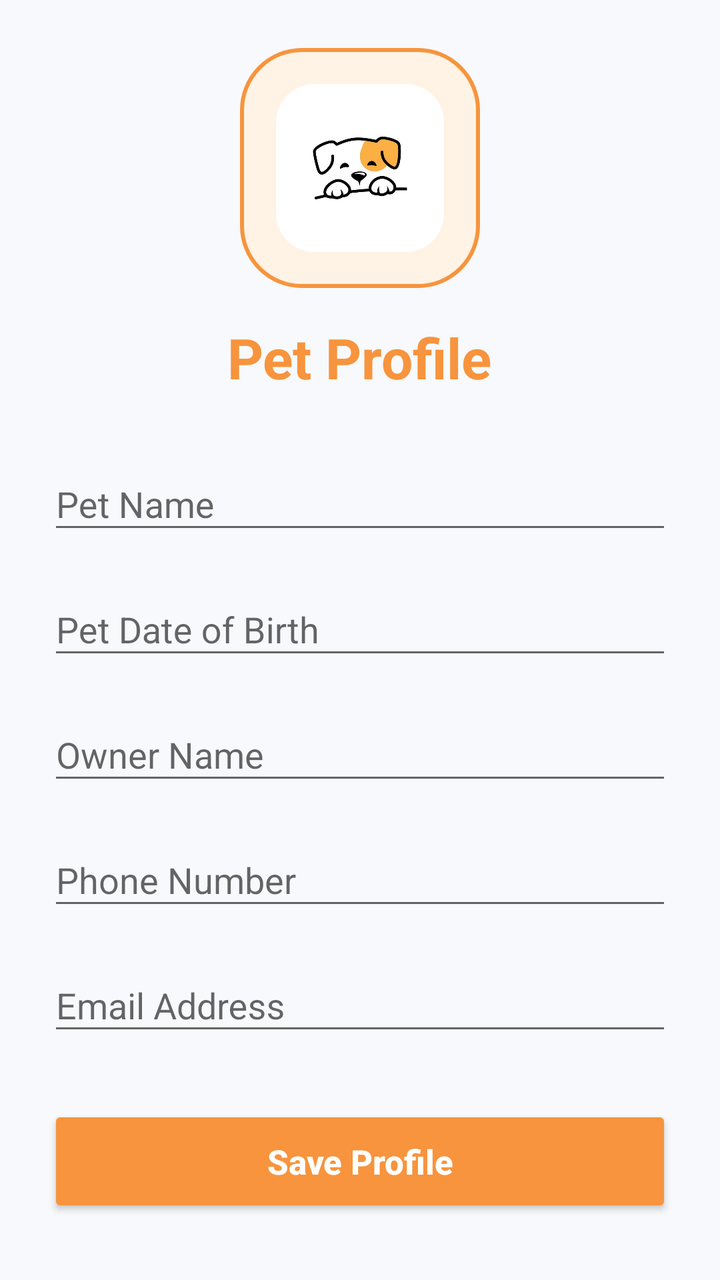
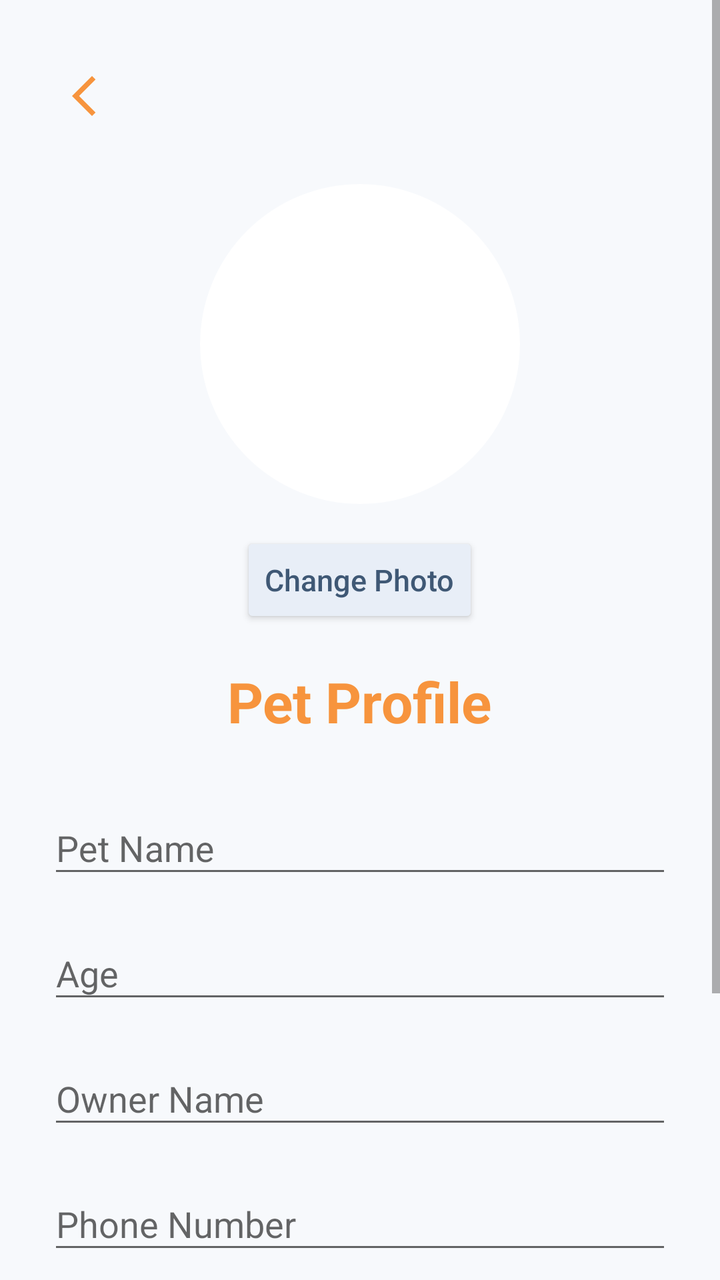

Before-and-after screenshots of an Android layout around one commit, followed by the original layout XML and the change that was made.
<!-- AndroidManifest.xml: application theme Theme.PETCARE -->
<!-- res/layout/profilepage.xml -->
<?xml version="1.0" encoding="utf-8"?>
<androidx.constraintlayout.widget.ConstraintLayout
    xmlns:android="http://schemas.android.com/apk/res/android"
    xmlns:app="http://schemas.android.com/apk/res-auto"
    android:layout_width="match_parent"
    android:layout_height="match_parent"
    android:background="#F7F9FC">

    <ScrollView
        android:layout_width="match_parent"
        android:layout_height="match_parent">

        <LinearLayout
            android:layout_width="match_parent"
            android:layout_height="wrap_content"
            android:orientation="vertical"
            android:padding="24dp">

            

            <ImageView
                android:id="@+id/imgProfile"
                android:layout_width="120dp"
                android:layout_height="120dp"
                android:layout_gravity="center"
                android:src="@drawable/pet_logo"
                android:scaleType="centerCrop"
                android:background="@drawable/button_light"
                android:padding="18dp"/>

            <TextView
                android:layout_width="wrap_content"
                android:layout_height="wrap_content"
                android:layout_gravity="center"
                android:layout_marginTop="16dp"
                android:text="Pet Profile"
                android:textColor="#F7943D"
                android:textStyle="bold"
                android:textSize="28sp"/>

            

            <com.google.android.material.textfield.TextInputLayout
                android:layout_width="match_parent"
                android:layout_height="wrap_content"
                android:layout_marginTop="28dp"
                android:hint="Pet Name"
                app:boxBackgroundMode="outline">

                <com.google.android.material.textfield.TextInputEditText
                    android:id="@+id/etPetName"
                    android:layout_width="match_parent"
                    android:layout_height="wrap_content"/>

            </com.google.android.material.textfield.TextInputLayout>

            

            <com.google.android.material.textfield.TextInputLayout
                android:layout_width="match_parent"
                android:layout_height="wrap_content"
                android:layout_marginTop="16dp"
                android:hint="Pet Date of Birth"
                app:boxBackgroundMode="outline">

                <com.google.android.material.textfield.TextInputEditText
                    android:id="@+id/etDOB"
                    android:layout_width="match_parent"
                    android:layout_height="wrap_content"
                    android:inputType="date"/>

            </com.google.android.material.textfield.TextInputLayout>

            

            <com.google.android.material.textfield.TextInputLayout
                android:layout_width="match_parent"
                android:layout_height="wrap_content"
                android:layout_marginTop="16dp"
                android:hint="Owner Name"
                app:boxBackgroundMode="outline">

                <com.google.android.material.textfield.TextInputEditText
                    android:id="@+id/etOwnerName"
                    android:layout_width="match_parent"
                    android:layout_height="wrap_content"/>

            </com.google.android.material.textfield.TextInputLayout>

            

            <com.google.android.material.textfield.TextInputLayout
                android:layout_width="match_parent"
                android:layout_height="wrap_content"
                android:layout_marginTop="16dp"
                android:hint="Phone Number"
                app:boxBackgroundMode="outline">

                <com.google.android.material.textfield.TextInputEditText
                    android:id="@+id/etPhone"
                    android:layout_width="match_parent"
                    android:layout_height="wrap_content"
                    android:inputType="phone"/>

            </com.google.android.material.textfield.TextInputLayout>

            

            <com.google.android.material.textfield.TextInputLayout
                android:layout_width="match_parent"
                android:layout_height="wrap_content"
                android:layout_marginTop="16dp"
                android:hint="Email Address"
                app:boxBackgroundMode="outline">

                <com.google.android.material.textfield.TextInputEditText
                    android:id="@+id/etEmail"
                    android:layout_width="match_parent"
                    android:layout_height="wrap_content"
                    android:inputType="textEmailAddress"/>

            </com.google.android.material.textfield.TextInputLayout>

            

            <Button
                android:id="@+id/btnSaveProfile"
                android:layout_width="match_parent"
                android:layout_height="56dp"
                android:layout_marginTop="30dp"
                android:backgroundTint="#F7943D"
                android:text="Save Profile"
                android:textAllCaps="false"
                android:textColor="#FFFFFF"
                android:textStyle="bold"
                android:textSize="17sp"/>

        </LinearLayout>

    </ScrollView>

</androidx.constraintlayout.widget.ConstraintLayout>
<!-- resources referenced by this layout -->
<resources>
  <!-- drawable button_light (drawable) -->
  <?xml version="1.0" encoding="utf-8"?>
  <selector xmlns:android="http://schemas.android.com/apk/res/android">
  
      <item android:state_pressed="true">
          <shape>
              <solid android:color="#FFE3C2"/>
              <corners android:radius="30dp"/>
          </shape>
      </item>
  
      <item>
          <shape>
              <solid android:color="#FFF3E6"/>
              <stroke
                  android:width="2dp"
                  android:color="#F7943D"/>
  
              <corners android:radius="30dp"/>
          </shape>
      </item>
  
  </selector>
  <!-- drawable pet_logo: png bitmap (drawable, 122432 bytes) -->
  <style name="Theme.PETCARE" parent="Theme.AppCompat.Light.NoActionBar">
          
      </style>
</resources>

<!-- the commit's change to res/layout/profilepage.xml (unified diff, before → after) -->
@@ -8,7 +8,8 @@
 
     <ScrollView
         android:layout_width="match_parent"
-        android:layout_height="match_parent">
+        android:layout_height="match_parent"
+        android:fillViewport="true">
 
         <LinearLayout
             android:layout_width="match_parent"
@@ -18,25 +19,60 @@
 
             
 
+            <ImageButton
+                android:id="@+id/btnBack"
+                android:layout_width="48dp"
+                android:layout_height="48dp"
+                android:layout_gravity="start"
+                android:background="@android:color/transparent"
+                android:contentDescription="Back"
+                android:src="@drawable/ic_back_button"
+                app:tint="@color/orange" />
+
+
+            
+
             <ImageView
                 android:id="@+id/imgProfile"
-                android:layout_width="120dp"
-                android:layout_height="120dp"
+                android:layout_width="160dp"
+                android:layout_height="160dp"
                 android:layout_gravity="center"
-                android:src="@drawable/pet_logo"
-                android:scaleType="centerCrop"
-                android:background="@drawable/button_light"
-                android:padding="18dp"/>
+                android:layout_marginTop="20dp"
+                android:background="@drawable/circle_photo_border"
+                android:clipToOutline="true"
+                android:contentDescription="Pet Photo"
+                android:outlineProvider="background"
+                android:padding="5dp"
+                android:scaleType="centerCrop" />
+
+
+            
+
+            <Button
+                android:id="@+id/btnChangePhoto"
+                android:layout_width="wrap_content"
+                android:layout_height="48dp"
+                android:layout_gravity="center"
+                android:layout_marginTop="14dp"
+                android:backgroundTint="#E8EEF7"
+                android:text="Change Photo"
+                android:textAllCaps="false"
+                android:textColor="#3F5875"
+                android:textSize="15sp" />
+
+
+            
 
             <TextView
                 android:layout_width="wrap_content"
                 android:layout_height="wrap_content"
                 android:layout_gravity="center"
-                android:layout_marginTop="16dp"
+                android:layout_marginTop="18dp"
                 android:text="Pet Profile"
                 android:textColor="#F7943D"
-                android:textStyle="bold"
-                android:textSize="28sp"/>
+                android:textSize="28sp"
+                android:textStyle="bold" />
+
 
             
 
@@ -45,14 +81,17 @@
                 android:layout_height="wrap_content"
                 android:layout_marginTop="28dp"
                 android:hint="Pet Name"
-                app:boxBackgroundMode="outline">
+                app:boxBackgroundMode="outline"
+                app:boxStrokeColor="#F7943D">
 
                 <com.google.android.material.textfield.TextInputEditText
                     android:id="@+id/etPetName"
                     android:layout_width="match_parent"
-                    android:layout_height="wrap_content"/>
+                    android:layout_height="wrap_content"
+                    android:inputType="textCapWords" />
 
             </com.google.android.material.textfield.TextInputLayout>
+
 
             
 
@@ -60,16 +99,18 @@
                 android:layout_width="match_parent"
                 android:layout_height="wrap_content"
                 android:layout_marginTop="16dp"
-                android:hint="Pet Date of Birth"
-                app:boxBackgroundMode="outline">
+                android:hint="Age"
+                app:boxBackgroundMode="outline"
+                app:boxStrokeColor="#F7943D">
 
                 <com.google.android.material.textfield.TextInputEditText
                     android:id="@+id/etDOB"
                     android:layout_width="match_parent"
                     android:layout_height="wrap_content"
-                    android:inputType="date"/>
+                    android:inputType="number" />
 
             </com.google.android.material.textfield.TextInputLayout>
+
 
             
 
@@ -78,14 +119,17 @@
                 android:layout_height="wrap_content"
                 android:layout_marginTop="16dp"
                 android:hint="Owner Name"
-                app:boxBackgroundMode="outline">
+                app:boxBackgroundMode="outline"
+                app:boxStrokeColor="#F7943D">
 
                 <com.google.android.material.textfield.TextInputEditText
                     android:id="@+id/etOwnerName"
                     android:layout_width="match_parent"
-                    android:layout_height="wrap_content"/>
+                    android:layout_height="wrap_content"
+                    android:inputType="textCapWords" />
 
             </com.google.android.material.textfield.TextInputLayout>
+
 
             
 
@@ -94,15 +138,17 @@
                 android:layout_height="wrap_content"
                 android:layout_marginTop="16dp"
                 android:hint="Phone Number"
-                app:boxBackgroundMode="outline">
+                app:boxBackgroundMode="outline"
+                app:boxStrokeColor="#F7943D">
 
                 <com.google.android.material.textfield.TextInputEditText
                     android:id="@+id/etPhone"
                     android:layout_width="match_parent"
                     android:layout_height="wrap_content"
-                    android:inputType="phone"/>
+                    android:inputType="phone" />
 
             </com.google.android.material.textfield.TextInputLayout>
+
 
             
 
@@ -111,15 +157,17 @@
                 android:layout_height="wrap_content"
                 android:layout_marginTop="16dp"
                 android:hint="Email Address"
-                app:boxBackgroundMode="outline">
+                app:boxBackgroundMode="outline"
+                app:boxStrokeColor="#F7943D">
 
                 <com.google.android.material.textfield.TextInputEditText
                     android:id="@+id/etEmail"
                     android:layout_width="match_parent"
                     android:layout_height="wrap_content"
-                    android:inputType="textEmailAddress"/>
+                    android:inputType="textEmailAddress" />
 
             </com.google.android.material.textfield.TextInputLayout>
+
 
             
 
@@ -128,12 +176,13 @@
                 android:layout_width="match_parent"
                 android:layout_height="56dp"
                 android:layout_marginTop="30dp"
+                android:layout_marginBottom="20dp"
                 android:backgroundTint="#F7943D"
                 android:text="Save Profile"
                 android:textAllCaps="false"
                 android:textColor="#FFFFFF"
-                android:textStyle="bold"
-                android:textSize="17sp"/>
+                android:textSize="17sp"
+                android:textStyle="bold" />
 
         </LinearLayout>
 
<!-- resource entries referenced after the edit -->
@@ -1,29 +1,28 @@
 <!-- resources referenced by this layout -->
 <resources>
-  <!-- drawable button_light (drawable) -->
+  <color name="orange">#F7943D</color>
+  <!-- drawable circle_photo_border (drawable) -->
   <?xml version="1.0" encoding="utf-8"?>
-  <selector xmlns:android="http://schemas.android.com/apk/res/android">
+  <shape xmlns:android="http://schemas.android.com/apk/res/android"
+      android:shape="oval">
   
-      <item android:state_pressed="true">
-          <shape>
-              <solid android:color="#FFE3C2"/>
-              <corners android:radius="30dp"/>
-          </shape>
-      </item>
+      <solid android:color="#FFFFFF" />
   
-      <item>
-          <shape>
-              <solid android:color="#FFF3E6"/>
-              <stroke
-                  android:width="2dp"
-                  android:color="#F7943D"/>
+      <stroke
+          android:width="3dp"
+          android:color="#FFFFFF" />
   
-              <corners android:radius="30dp"/>
-          </shape>
-      </item>
-  
-  </selector>
-  <!-- drawable pet_logo: png bitmap (drawable, 122432 bytes) -->
+  </shape>
+  <!-- drawable ic_back_button (drawable) -->
+  <vector xmlns:android="http://schemas.android.com/apk/res/android"
+      android:width="24dp"
+      android:height="24dp"
+      android:viewportWidth="960"
+      android:viewportHeight="960">
+    <path
+        android:pathData="M400,880 L0,480l400,-400 71,71 -329,329 329,329 -71,71Z"
+        android:fillColor="#e3e3e3"/>
+  </vector>
   <style name="Theme.PETCARE" parent="Theme.AppCompat.Light.NoActionBar">
           
       </style>
